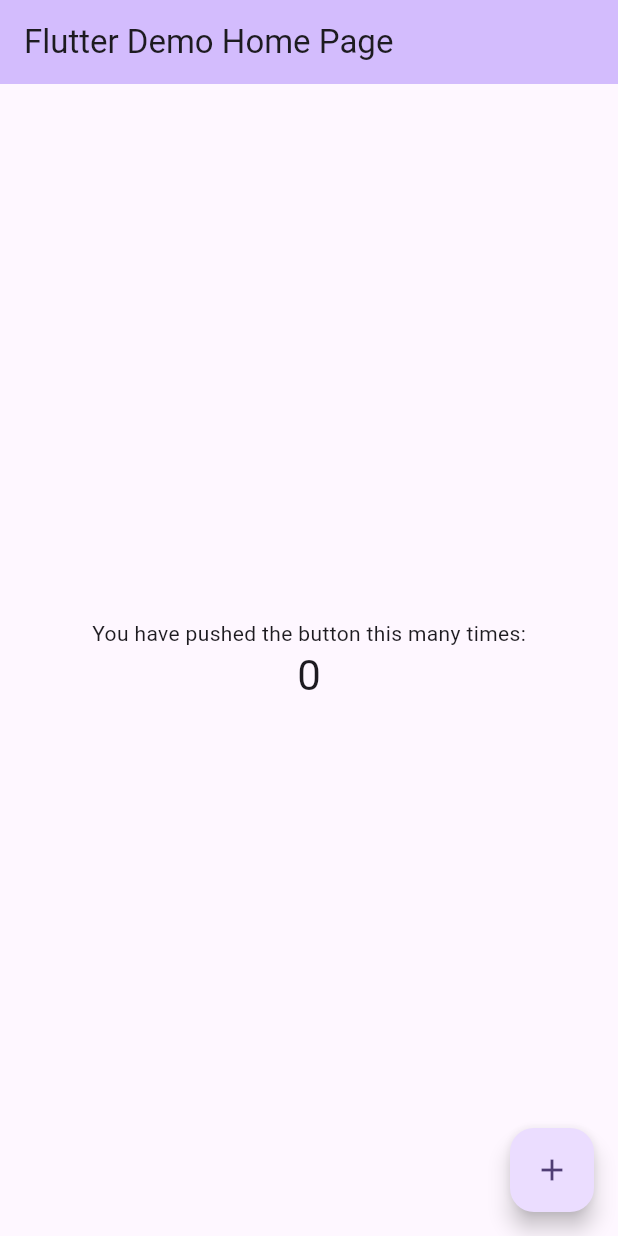
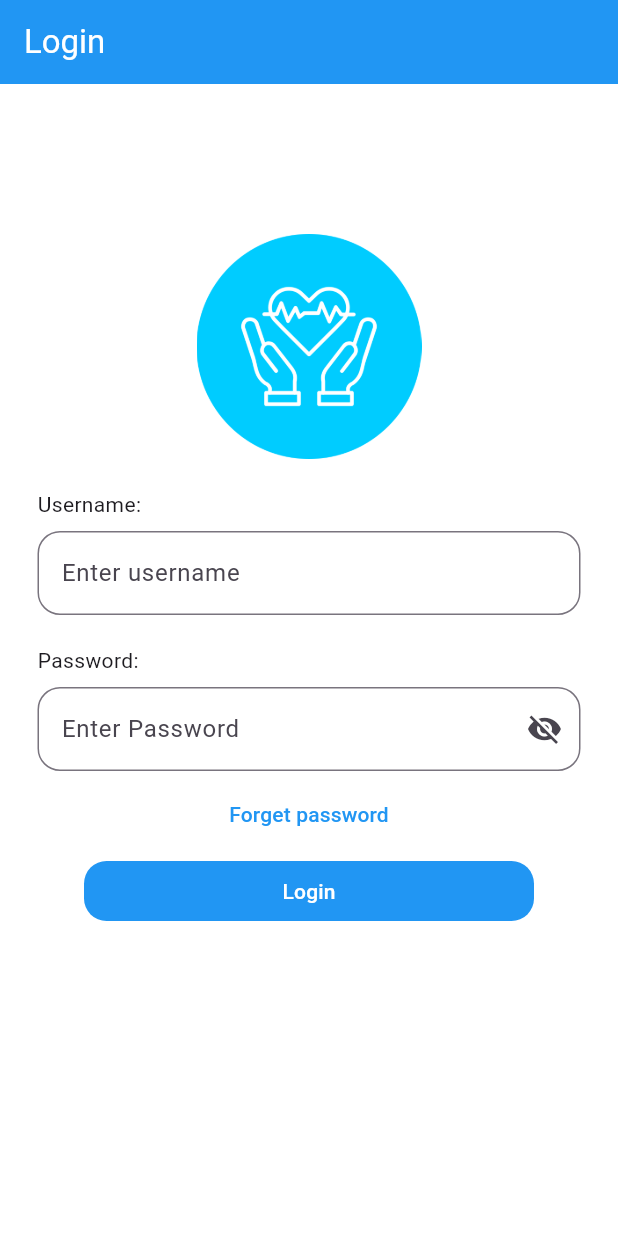
Before and after one commit to nguyenthingocthao1510/heart_attack_detection_fe, a Flutter app: the screen it shows after launch, on a phone screen of 412 x 824 dp. Run offline on Flutter 3.47's test engine with Material 3 defaults, Android fonts, the light colour scheme and no system bars; our stand-ins replace dio.

Commit message:
create feature login

```diff
--- /dev/null
+++ b/lib/assets/icon/index.dart
@@ -0,0 +1 @@
+final String healthCareIcon = 'assets/icon/healthCareIcon.png';
--- a/lib/main.dart
+++ b/lib/main.dart
@@ -1,4 +1,8 @@
 import 'package:flutter/material.dart';
+import 'package:heart_attack_detection_fe/pages/admin/HomePage/index.dart';
+import 'package:heart_attack_detection_fe/pages/admin/Login/index.dart';
+import 'package:heart_attack_detection_fe/pages/admin/Register/index.dart';
+import 'package:heart_attack_detection_fe/routes/route.constant.dart';
 
 void main() {
   runApp(const MyApp());
@@ -7,119 +11,19 @@ void main() {
 class MyApp extends StatelessWidget {
   const MyApp({super.key});
 
-  // This widget is the root of your application.
   @override
   Widget build(BuildContext context) {
     return MaterialApp(
-      title: 'Flutter Demo',
+      title: 'Route',
       theme: ThemeData(
-        // This is the theme of your application.
-        //
-        // TRY THIS: Try running your application with "flutter run". You'll see
-        // the application has a purple toolbar. Then, without quitting the app,
-        // try changing the seedColor in the colorScheme below to Colors.green
-        // and then invoke "hot reload" (save your changes or press the "hot
-        // reload" button in a Flutter-supported IDE, or press "r" if you used
-        // the command line to start the app).
-        //
-        // Notice that the counter didn't reset back to zero; the application
-        // state is not lost during the reload. To reset the state, use hot
-        // restart instead.
-        //
-        // This works for code too, not just values: Most code changes can be
-        // tested with just a hot reload.
-        colorScheme: ColorScheme.fromSeed(seedColor: const Color.fromRGBO(103, 58, 183, 1)),
-        useMaterial3: true,
+        scaffoldBackgroundColor: Colors.white,
       ),
-      home: const MyHomePage(title: 'Flutter Demo Home Page'),
+      initialRoute: '/',
+      routes: {
+        login: (context) => const Login(),
+        homePage: (context) => const HomePage(),
+        registerRoute: (context) => const Register(),
+      },
     );
   }
 }
-
-class MyHomePage extends StatefulWidget {
-  const MyHomePage({super.key, required this.title});
-
-  // This widget is the home page of your application. It is stateful, meaning
-  // that it has a State object (defined below) that contains fields that affect
-  // how it looks.
-
-  // This class is the configuration for the state. It holds the values (in this
-  // case the title) provided by the parent (in this case the App widget) and
-  // used by the build method of the State. Fields in a Widget subclass are
-  // always marked "final".
-
-  final String title;
-
-  @override
-  State<MyHomePage> createState() => _MyHomePageState();
-}
-
-class _MyHomePageState extends State<MyHomePage> {
-  int _counter = 0;
-
-  void _incrementCounter() {
-    setState(() {
-      // This call to setState tells the Flutter framework that something has
-      // changed in this State, which causes it to rerun the build method below
-      // so that the display can reflect the updated values. If we changed
-      // _counter without calling setState(), then the build method would not be
-      // called again, and so nothing would appear to happen.
-      _counter++;
-    });
-  }
-
-  @override
-  Widget build(BuildContext context) {
-    // This method is rerun every time setState is called, for instance as done
-    // by the _incrementCounter method above.
-    //
-    // The Flutter framework has been optimized to make rerunning build methods
-    // fast, so that you can just rebuild anything that needs updating rather
-    // than having to individually change instances of widgets.
-    return Scaffold(
-      appBar: AppBar(
-        // TRY THIS: Try changing the color here to a specific color (to
-        // Colors.amber, perhaps?) and trigger a hot reload to see the AppBar
-        // change color while the other colors stay the same.
-        backgroundColor: Theme.of(context).colorScheme.inversePrimary,
-        // Here we take the value from the MyHomePage object that was created by
-        // the App.build method, and use it to set our appbar title.
-        title: Text(widget.title),
-      ),
-      body: Center(
-        // Center is a layout widget. It takes a single child and positions it
-        // in the middle of the parent.
-        child: Column(
-          // Column is also a layout widget. It takes a list of children and
-          // arranges them vertically. By default, it sizes itself to fit its
-          // children horizontally, and tries to be as tall as its parent.
-          //
-          // Column has various properties to control how it sizes itself and
-          // how it positions its children. Here we use mainAxisAlignment to
-          // center the children vertically; the main axis here is the vertical
-          // axis because Columns are vertical (the cross axis would be
-          // horizontal).
-          //
-          // TRY THIS: Invoke "debug painting" (choose the "Toggle Debug Paint"
-          // action in the IDE, or press "p" in the console), to see the
-          // wireframe for each widget.
-          mainAxisAlignment: MainAxisAlignment.center,
-          children: <Widget>[
-            const Text(
-              'You have pushed the button this many times:',
-            ),
-            Text(
-              '$_counter',
-              style: Theme.of(context).textTheme.headlineMedium,
-            ),
-          ],
-        ),
-      ),
-      floatingActionButton: FloatingActionButton(
-        onPressed: _incrementCounter,
-        tooltip: 'Increment',
-        child: const Icon(Icons.add),
-      ), // This trailing comma makes auto-formatting nicer for build methods.
-    );
-  }
-}
--- /dev/null
+++ b/lib/models/login.d.dart
@@ -0,0 +1,9 @@
+class Login {
+  final String username;
+  final String password;
+
+  Login({
+    required this.username,
+    required this.password,
+  });
+}
--- /dev/null
+++ b/lib/pages/admin/HomePage/index.dart
@@ -0,0 +1,19 @@
+import 'package:flutter/material.dart';
+
+class HomePage extends StatefulWidget {
+  const HomePage({super.key});
+
+  @override
+  State<HomePage> createState() => _HomePageState();
+}
+
+class _HomePageState extends State<HomePage> {
+  @override
+  Widget build(BuildContext context) {
+    return Scaffold(
+      appBar: AppBar(
+        title: Text('Homepage'),
+      ),
+    );
+  }
+}
--- /dev/null
+++ b/lib/pages/admin/Login/index.dart
@@ -0,0 +1,175 @@
+import 'package:flutter/material.dart';
+import 'package:heart_attack_detection_fe/assets/icon/index.dart';
+import 'package:heart_attack_detection_fe/routes/route.constant.dart';
+import 'package:heart_attack_detection_fe/services/loginApi.dart';
+
+class Login extends StatefulWidget {
+  const Login({super.key});
+
+  @override
+  State<Login> createState() => _LoginState();
+}
+
+class _LoginState extends State<Login> {
+  String? username;
+  String? password;
+  bool passwordVisible = false;
+
+  @override
+  void initState() {
+    super.initState();
+    passwordVisible = false;
+  }
+
+  @override
+  Widget build(BuildContext context) {
+    return Scaffold(
+      appBar: AppBar(
+        title: Text(
+          'Login',
+          style: TextStyle(
+            color: Colors.white,
+          ),
+        ),
+        backgroundColor: Colors.blue,
+      ),
+      body: SingleChildScrollView(
+        child: Column(
+          children: [
+            Container(
+              height: 150,
+              width: 150,
+              margin: EdgeInsets.only(top: 100, bottom: 20),
+              child: Image.asset(healthCareIcon),
+            ),
+            Container(
+              alignment: Alignment.centerLeft, // Aligns text to the left
+              padding: EdgeInsets.symmetric(horizontal: 25),
+              child: Column(
+                crossAxisAlignment: CrossAxisAlignment.start,
+                children: [
+                  Text(
+                    'Username:',
+                  ),
+                  SizedBox(height: 8),
+                  TextField(
+                      decoration: InputDecoration(
+                        border: OutlineInputBorder(
+                          borderRadius: BorderRadius.circular(15),
+                        ),
+                        hintText: 'Enter username',
+                      ),
+                      onChanged: (usernamevalue) {
+                        setState(() {
+                          username = usernamevalue;
+                          print('UN: $username');
+                        });
+                      }),
+                ],
+              ),
+            ),
+            Container(
+              alignment: Alignment.centerLeft, // Aligns text to the left
+              padding: EdgeInsets.symmetric(horizontal: 25),
+              margin: EdgeInsets.only(top: 20),
+              child: Column(
+                crossAxisAlignment: CrossAxisAlignment.start,
+                children: [
+                  Text(
+                    'Password:',
+                  ),
+                  SizedBox(height: 8),
+                  TextField(
+                    obscureText: !passwordVisible,
+                    decoration: InputDecoration(
+                      suffixIcon: IconButton(
+                          icon: Icon(passwordVisible
+                              ? Icons.visibility
+                              : Icons.visibility_off),
+                          onPressed: () {
+                            setState(() {
+                              passwordVisible = !passwordVisible;
+                            });
+                          }),
+                      alignLabelWithHint: false,
+                      border: OutlineInputBorder(
+                        borderRadius: BorderRadius.circular(15),
+                      ),
+                      hintText: 'Enter Password',
+                    ),
+                    keyboardType: TextInputType.visiblePassword,
+                    textInputAction: TextInputAction.done,
+                    onChanged: (passwordValue) {
+                      setState(() {
+                        password = passwordValue;
+                        print('PW: $password');
+                      });
+                    },
+                  ),
+                ],
+              ),
+            ),
+            Container(
+              margin: EdgeInsets.only(top: 5),
+              child: TextButton(
+                  onPressed: onForgetPassword,
+                  child: Text(
+                    'Forget password',
+                    style: TextStyle(color: Colors.blue),
+                  ),
+                  style: ButtonStyle(
+                    backgroundColor:
+                        MaterialStateProperty.all<Color>(Colors.white),
+                  )),
+            ),
+            Container(
+              margin: EdgeInsets.only(top: 3),
+              child: SizedBox(
+                width: 300,
+                child: TextButton(
+                  onPressed: () => onLogin(username!, password!),
+                  child: Text(
+                    'Login',
+                    style: TextStyle(color: Colors.white),
+                  ),
+                  style: ButtonStyle(
+                      backgroundColor:
+                          MaterialStateProperty.all<Color>(Colors.blue),
+                      shape: MaterialStateProperty.all<RoundedRectangleBorder>(
+                          RoundedRectangleBorder(
+                        borderRadius: BorderRadius.circular(15.0),
+                      ))),
+                ),
+              ),
+            )
+          ],
+        ),
+      ),
+    );
+  }
+
+  Future<void> onLogin(String username, String password) async {
+    if (username.isEmpty || password.isEmpty) {
+      ScaffoldMessenger.of(context).showSnackBar(
+          SnackBar(content: Text('Username or password is missing!')));
+      return;
+    }
+
+    try {
+      final response = await LoginAPI.login(username, password);
+      if (response.statusCode == 200) {
+        ScaffoldMessenger.of(context)
+            .showSnackBar(SnackBar(content: Text('Login success')));
+        Navigator.pushNamed(context, homePage);
+      } else {
+        ScaffoldMessenger.of(context)
+            .showSnackBar(SnackBar(content: Text('Login fail')));
+      }
+    } catch (e) {
+      ScaffoldMessenger.of(context).showSnackBar(
+          SnackBar(content: Text('Username or password may not correct')));
+    }
+  }
+
+  void onForgetPassword() {}
+}
--- /dev/null
+++ b/lib/pages/admin/Register/index.dart
@@ -0,0 +1,15 @@
+import 'package:flutter/material.dart';
+
+class Register extends StatefulWidget {
+  const Register({super.key});
+
+  @override
+  State<Register> createState() => _RegisterState();
+}
+
+class _RegisterState extends State<Register> {
+  @override
+  Widget build(BuildContext context) {
+    return const Placeholder();
+  }
+}
--- /dev/null
+++ b/lib/routes/route.constant.dart
@@ -0,0 +1,5 @@
+const String login = '/';
+const String adminPageRoute = '/admin';
+const String registerRoute = '/admin/register';
+const String moduleRoute = '/admin/module-authorization';
+const String homePage = '/home-page';
--- /dev/null
+++ b/lib/services/loginApi.dart
@@ -0,0 +1,29 @@
+import 'package:dio/dio.dart';
+
+class LoginAPI {
+  static Future<dynamic> login(String username, password) async {
+    final dio = Dio();
+    try {
+      final Map<String, dynamic> payload = {
+        'username': username,
+        'password': password,
+      };
+
+      final response =
+          await dio.post('http://127.0.0.1:5000/api/login', data: payload);
+
+      return response;
+    } on DioError catch (e) {
+      if (e.response != null) {
+        print(e.response?.statusCode);
+        print('Response data: ${e.response?.data}');
+      } else {
+        print('Error sending request: ${e.message}');
+      }
+      throw e;
+    } catch (e) {
+      print('Error: $e');
+      throw Exception('Failed to login: $e');
+    }
+  }
+}
--- a/pubspec.yaml
+++ b/pubspec.yaml
@@ -35,6 +35,8 @@ dependencies:
   # The following adds the Cupertino Icons font to your application.
   # Use with the CupertinoIcons class for iOS style icons.
   cupertino_icons: ^1.0.8
+  http: ^1.2.2
+  dio: ^5.7.0
 
 dev_dependencies:
   flutter_test:
@@ -52,6 +54,8 @@ dev_dependencies:
 
 # The following section is specific to Flutter packages.
 flutter:
+  assets:
+    - assets/icon/
 
   # The following line ensures that the Material Icons font is
   # included with your application, so that you can use the icons in
```
Also changed, not shown: assets/icon/healthCareIcon.png (added), lib/models/register.dart (added), lib/pages/admin/ModuleAuthorization/ListRole/index.dart (added), lib/pages/admin/ModuleAuthorization/ModuleTableAuthorization/ModuleTable/index.dart (added), lib/pages/admin/ModuleAuthorization/ModuleTableAuthorization/index.dart (added), pubspec.lock, 1 other file.
